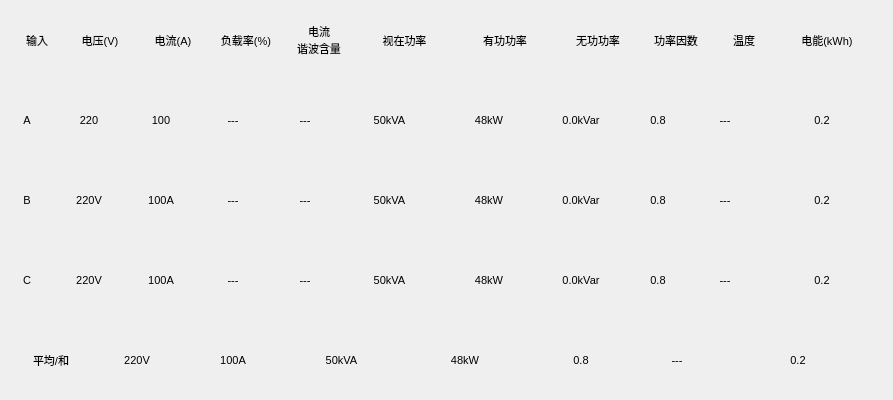
The window that branch/box/boxtotalwid.ui (ChinaClever/BusBar-Qt) describes before a commit, drawn with Qt 5.
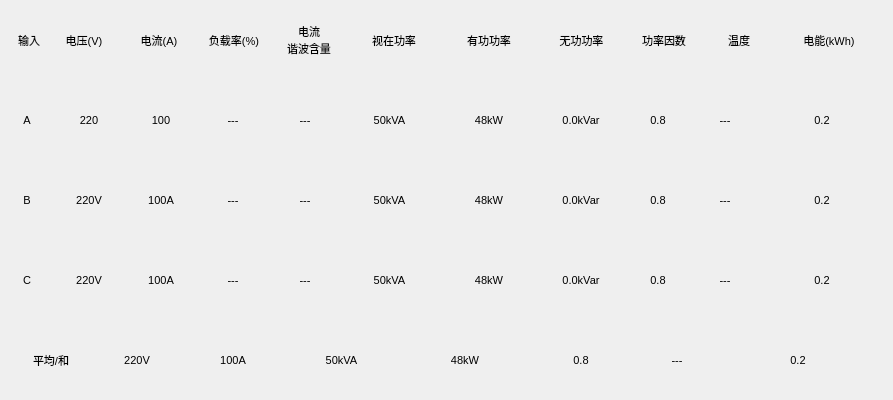
The same window after the commit.

What changed in the file:
```diff
--- a/branch/box/boxtotalwid.ui
+++ b/branch/box/boxtotalwid.ui
@@ -1072,13 +1072,13 @@
        <widget class="QLabel" name="label">
         <property name="minimumSize">
          <size>
-          <width>50</width>
+          <width>30</width>
           <height>25</height>
          </size>
         </property>
         <property name="maximumSize">
          <size>
-          <width>50</width>
+          <width>30</width>
           <height>16777215</height>
          </size>
         </property>
@@ -1183,13 +1183,13 @@
        <widget class="QLabel" name="label_9">
         <property name="minimumSize">
          <size>
-          <width>95</width>
+          <width>90</width>
           <height>25</height>
          </size>
         </property>
         <property name="maximumSize">
          <size>
-          <width>95</width>
+          <width>90</width>
           <height>16777215</height>
          </size>
         </property>
@@ -1205,13 +1205,13 @@
        <widget class="QLabel" name="label_10">
         <property name="minimumSize">
          <size>
-          <width>100</width>
+          <width>90</width>
           <height>25</height>
          </size>
         </property>
         <property name="maximumSize">
          <size>
-          <width>100</width>
+          <width>90</width>
           <height>16777215</height>
          </size>
         </property>
@@ -1227,13 +1227,13 @@
        <widget class="QLabel" name="label_15">
         <property name="minimumSize">
          <size>
-          <width>80</width>
+          <width>85</width>
           <height>25</height>
          </size>
         </property>
         <property name="maximumSize">
          <size>
-          <width>80</width>
+          <width>85</width>
           <height>16777215</height>
          </size>
         </property>
@@ -1271,13 +1271,13 @@
        <widget class="QLabel" name="label_12">
         <property name="minimumSize">
          <size>
-          <width>60</width>
+          <width>70</width>
           <height>25</height>
          </size>
         </property>
         <property name="maximumSize">
          <size>
-          <width>60</width>
+          <width>70</width>
           <height>16777215</height>
          </size>
         </property>
```
